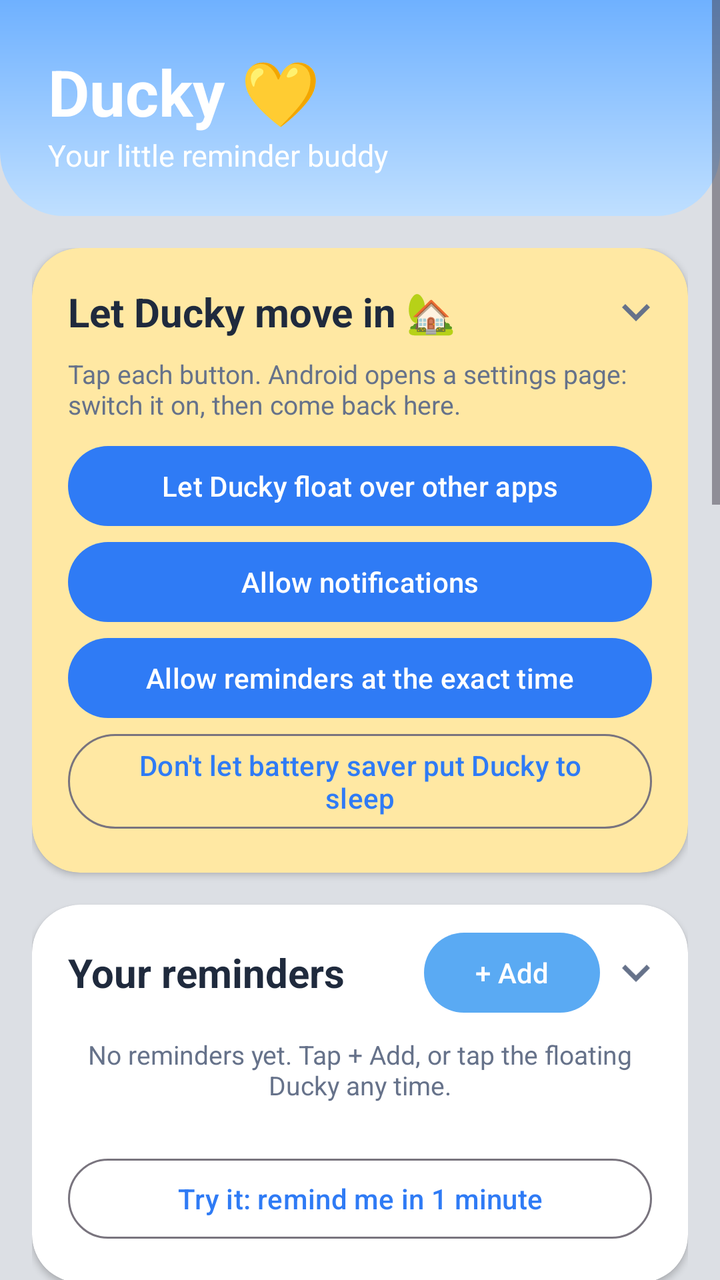
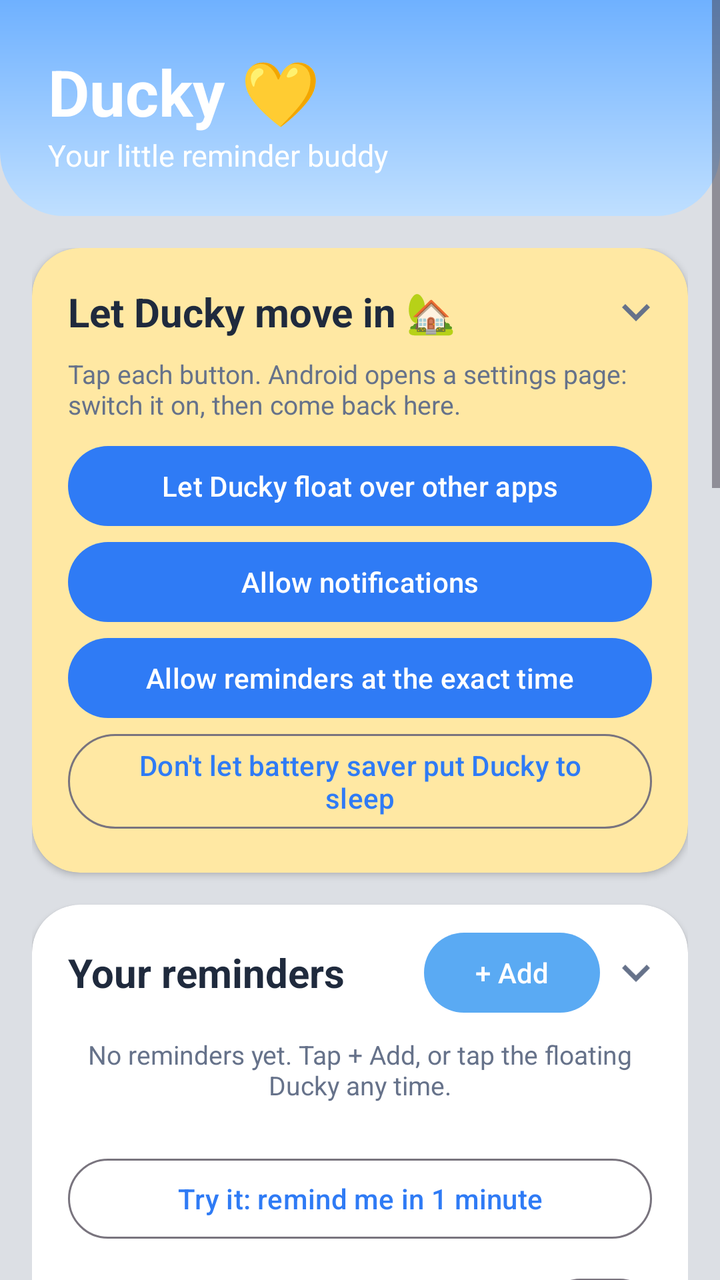

Compare the two renders of this Android layout. The source of the first and the diff that turns it into the second are given below.
<!-- AndroidManifest.xml: application theme Theme.ReminderDucky -->
<!-- res/layout/activity_main.xml -->
<?xml version="1.0" encoding="utf-8"?>
<ScrollView xmlns:android="http://schemas.android.com/apk/res/android"
    xmlns:app="http://schemas.android.com/apk/res-auto"
    android:id="@+id/scroll"
    android:layout_width="match_parent"
    android:layout_height="match_parent"
    android:background="@color/page">

    <LinearLayout
        android:layout_width="match_parent"
        android:layout_height="wrap_content"
        android:orientation="vertical"
        android:paddingBottom="32dp">

        
        <FrameLayout
            android:id="@+id/header"
            android:layout_width="match_parent"
            android:layout_height="wrap_content"
            android:background="@drawable/sky_header"
            android:fitsSystemWindows="true">

            <LinearLayout
                android:layout_width="match_parent"
                android:layout_height="wrap_content"
                android:gravity="center_vertical"
                android:orientation="horizontal"
                android:paddingStart="24dp"
                android:paddingTop="8dp"
                android:paddingEnd="8dp"
                android:paddingBottom="4dp">

                <LinearLayout
                    android:layout_width="0dp"
                    android:layout_height="wrap_content"
                    android:layout_weight="1"
                    android:orientation="vertical">

                    <TextView
                        android:layout_width="wrap_content"
                        android:layout_height="wrap_content"
                        android:text="@string/app_title"
                        android:textColor="#FFFFFF"
                        android:textSize="32sp"
                        android:textStyle="bold" />

                    <TextView
                        android:layout_width="wrap_content"
                        android:layout_height="wrap_content"
                        android:text="@string/tagline"
                        android:textColor="#FFFFFF"
                        android:textSize="15sp" />
                </LinearLayout>

                <FrameLayout
                    android:id="@+id/previewHolder"
                    android:layout_width="96dp"
                    android:layout_height="96dp" />
            </LinearLayout>
        </FrameLayout>

        <LinearLayout
            android:layout_width="match_parent"
            android:layout_height="wrap_content"
            android:orientation="vertical"
            android:paddingStart="16dp"
            android:paddingTop="16dp"
            android:paddingEnd="16dp">

            
            <com.google.android.material.card.MaterialCardView
                android:id="@+id/setupCard"
                android:layout_width="match_parent"
                android:layout_height="wrap_content"
                android:layout_marginBottom="16dp"
                app:cardBackgroundColor="?attr/colorSecondaryContainer">

                <LinearLayout
                    android:layout_width="match_parent"
                    android:layout_height="wrap_content"
                    android:orientation="vertical"
                    android:paddingStart="18dp"
                    android:paddingTop="10dp"
                    android:paddingEnd="12dp"
                    android:paddingBottom="10dp">

                    <LinearLayout
                        android:id="@+id/setupCardHead"
                        style="@style/FoldHeader">

                        <TextView
                            style="@style/SectionTitle"
                            android:layout_width="0dp"
                            android:layout_weight="1"
                            android:text="@string/setup_title" />

                        <ImageView
                            android:id="@+id/setupCardChevron"
                            style="@style/FoldChevron" />
                    </LinearLayout>

                    <LinearLayout
                        android:id="@+id/setupCardBody"
                        android:layout_width="match_parent"
                        android:layout_height="wrap_content"
                        android:orientation="vertical"
                        android:paddingEnd="6dp"
                        android:paddingBottom="8dp">

                        <TextView
                            style="@style/SectionSub"
                            android:text="@string/setup_help" />

                        <com.google.android.material.button.MaterialButton
                            android:id="@+id/btnOverlay"
                            android:layout_width="match_parent"
                            android:layout_height="wrap_content"
                            android:text="@string/perm_overlay" />

                        <com.google.android.material.button.MaterialButton
                            android:id="@+id/btnNotif"
                            android:layout_width="match_parent"
                            android:layout_height="wrap_content"
                            android:text="@string/perm_notif" />

                        <com.google.android.material.button.MaterialButton
                            android:id="@+id/btnExact"
                            android:layout_width="match_parent"
                            android:layout_height="wrap_content"
                            android:text="@string/perm_exact" />

                        <com.google.android.material.button.MaterialButton
                            android:id="@+id/btnBattery"
                            style="?attr/materialButtonOutlinedStyle"
                            android:layout_width="match_parent"
                            android:layout_height="wrap_content"
                            android:text="@string/perm_battery" />
                    </LinearLayout>
                </LinearLayout>
            </com.google.android.material.card.MaterialCardView>

            <com.google.android.material.card.MaterialCardView
                android:id="@+id/remindersCard"
                android:layout_width="match_parent"
                android:layout_height="wrap_content"
                android:layout_marginBottom="16dp">

                <LinearLayout
                    android:layout_width="match_parent"
                    android:layout_height="wrap_content"
                    android:orientation="vertical"
                    android:paddingStart="18dp"
                    android:paddingTop="10dp"
                    android:paddingEnd="12dp"
                    android:paddingBottom="10dp">

                    <LinearLayout
                        android:id="@+id/remindersCardHead"
                        style="@style/FoldHeader">

                        <TextView
                            style="@style/SectionTitle"
                            android:layout_width="0dp"
                            android:layout_weight="1"
                            android:text="@string/your_reminders" />

                        <com.google.android.material.button.MaterialButton
                            android:id="@+id/btnAdd"
                            app:backgroundTint="@color/plus_blue"
                            android:layout_width="wrap_content"
                            android:layout_height="wrap_content"
                            android:text="@string/add" />

                        <ImageView
                            android:id="@+id/remindersCardChevron"
                            style="@style/FoldChevron" />
                    </LinearLayout>

                    <LinearLayout
                        android:id="@+id/remindersCardBody"
                        android:layout_width="match_parent"
                        android:layout_height="wrap_content"
                        android:orientation="vertical"
                        android:paddingEnd="6dp"
                        android:paddingBottom="8dp">

                        <TextView
                            android:id="@+id/emptyText"
                            style="@style/SectionSub"
                            android:gravity="center"
                            android:paddingTop="8dp"
                            android:paddingBottom="8dp"
                            android:text="@string/empty" />

                        <LinearLayout
                            android:id="@+id/listContainer"
                            android:layout_width="match_parent"
                            android:layout_height="wrap_content"
                            android:orientation="vertical" />

                        <com.google.android.material.button.MaterialButton
                            android:id="@+id/btnTest"
                            style="?attr/materialButtonOutlinedStyle"
                            android:layout_width="match_parent"
                            android:layout_height="wrap_content"
                            android:layout_marginTop="8dp"
                            android:text="@string/try_it" />
                    </LinearLayout>
                </LinearLayout>
            </com.google.android.material.card.MaterialCardView>

            <com.google.android.material.card.MaterialCardView
                android:id="@+id/todoCard"
                android:layout_width="match_parent"
                android:layout_height="wrap_content"
                android:layout_marginBottom="16dp">

                <LinearLayout
                    android:layout_width="match_parent"
                    android:layout_height="wrap_content"
                    android:orientation="vertical"
                    android:paddingStart="18dp"
                    android:paddingTop="10dp"
                    android:paddingEnd="12dp"
                    android:paddingBottom="10dp">

                    <LinearLayout
                        android:id="@+id/todoCardHead"
                        style="@style/FoldHeader">

                        <TextView
                            style="@style/SectionTitle"
                            android:layout_width="0dp"
                            android:layout_weight="1"
                            android:text="@string/todo_title" />

                        <ImageView
                            android:id="@+id/todoCardChevron"
                            style="@style/FoldChevron" />
                    </LinearLayout>

                    <LinearLayout
                        android:id="@+id/todoCardBody"
                        android:layout_width="match_parent"
                        android:layout_height="wrap_content"
                        android:orientation="vertical"
                        android:paddingEnd="6dp"
                        android:paddingBottom="8dp">

                        <LinearLayout
                            android:layout_width="match_parent"
                            android:layout_height="wrap_content"
                            android:gravity="center_vertical"
                            android:orientation="horizontal">

                            <EditText
                                android:id="@+id/todoInput"
                                android:layout_width="0dp"
                                android:layout_height="48dp"
                                android:layout_weight="1"
                                android:background="@drawable/pill_input"
                                android:hint="@string/todo_hint"
                                android:imeOptions="actionDone"
                                android:importantForAutofill="no"
                                android:inputType="textCapSentences"
                                android:paddingStart="20dp"
                                android:paddingEnd="20dp"
                                android:textColor="@color/ink"
                                android:textColorHint="@color/ink_soft"
                                android:textSize="16sp" />

                            <com.google.android.material.button.MaterialButton
                                android:id="@+id/todoAdd"
                            app:backgroundTint="@color/plus_blue"
                                android:layout_width="wrap_content"
                                android:layout_height="48dp"
                                android:insetTop="0dp"
                                android:insetBottom="0dp"
                                app:cornerRadius="24dp"
                                android:layout_marginStart="8dp"
                                android:text="@string/add" />
                        </LinearLayout>

                        <TextView
                            android:id="@+id/todoEmpty"
                            style="@style/SectionSub"
                            android:gravity="center"
                            android:paddingTop="12dp"
                            android:text="@string/todo_empty" />

                        <LinearLayout
                            android:id="@+id/todoList"
                            android:layout_width="match_parent"
                            android:layout_height="wrap_content"
                            android:orientation="vertical" />

                        <com.google.android.material.button.MaterialButton
                            android:id="@+id/todoClear"
                            style="?attr/borderlessButtonStyle"
                            android:layout_width="wrap_content"
                            android:layout_height="wrap_content"
                            android:layout_gravity="end"
                            android:text="@string/todo_clear" />
                    </LinearLayout>
                </LinearLayout>
            </com.google.android.material.card.MaterialCardView>

            <com.google.android.material.card.MaterialCardView
                android:id="@+id/skinsCard"
                android:layout_width="match_parent"
                android:layout_height="wrap_content"
                android:layout_marginBottom="16dp">

                <LinearLayout
                    android:layout_width="match_parent"
                    android:layout_height="wrap_content"
                    android:orientation="vertical"
                    android:paddingStart="18dp"
                    android:paddingTop="10dp"
                    android:paddingEnd="12dp"
                    android:paddingBottom="10dp">

                    <LinearLayout
                        android:id="@+id/skinsCardHead"
                        style="@style/FoldHeader">

                        <TextView
                            style="@style/SectionTitle"
                            android:layout_width="0dp"
                            android:layout_weight="1"
                            android:text="@string/skins_title" />

                        <ImageView
                            android:id="@+id/skinsCardChevron"
                            style="@style/FoldChevron" />
                    </LinearLayout>

                    <LinearLayout
                        android:id="@+id/skinsCardBody"
                        android:layout_width="match_parent"
                        android:layout_height="wrap_content"
                        android:orientation="vertical"
                        android:paddingEnd="6dp"
                        android:paddingBottom="8dp">

                        <com.google.android.material.chip.ChipGroup
                            android:id="@+id/colorRow"
                            android:layout_width="match_parent"
                            android:layout_height="wrap_content"
                            android:paddingTop="4dp"
                            android:paddingBottom="4dp" />
                    </LinearLayout>
                </LinearLayout>
            </com.google.android.material.card.MaterialCardView>

            <com.google.android.material.card.MaterialCardView
                android:id="@+id/customizeCard"
                android:layout_width="match_parent"
                android:layout_height="wrap_content"
                android:layout_marginBottom="16dp">

                <LinearLayout
                    android:layout_width="match_parent"
                    android:layout_height="wrap_content"
                    android:orientation="vertical"
                    android:paddingStart="18dp"
                    android:paddingTop="10dp"
                    android:paddingEnd="12dp"
                    android:paddingBottom="10dp">

                    <LinearLayout
                        android:id="@+id/customizeCardHead"
                        style="@style/FoldHeader">

                        <TextView
                            style="@style/SectionTitle"
                            android:layout_width="0dp"
                            android:layout_weight="1"
                            android:text="@string/customize_title" />

                        <ImageView
                            android:id="@+id/customizeCardChevron"
                            style="@style/FoldChevron" />
                    </LinearLayout>

                    <LinearLayout
                        android:id="@+id/customizeCardBody"
                        android:layout_width="match_parent"
                        android:layout_height="wrap_content"
                        android:orientation="vertical"
                        android:paddingEnd="6dp"
                        android:paddingBottom="8dp">

                        <LinearLayout
                            android:id="@+id/materialHead"
                            style="@style/FoldHeader"
                            android:layout_marginTop="4dp">

                            <TextView
                                style="@style/FieldLabel"
                                android:layout_width="0dp"
                                android:layout_marginTop="0dp"
                                android:layout_weight="1"
                                android:text="@string/label_material" />

                            <TextView
                                android:id="@+id/materialValue"
                                style="@style/FoldValue" />

                            <ImageView
                                android:id="@+id/materialChevron"
                                style="@style/FoldChevron" />
                        </LinearLayout>

                        <LinearLayout
                            android:id="@+id/materialBody"
                            android:layout_width="match_parent"
                            android:layout_height="wrap_content"
                            android:orientation="vertical">

                            <HorizontalScrollView style="@style/OptionScroll">

                                <LinearLayout
                                    android:id="@+id/materialRow"
                                    android:layout_width="wrap_content"
                                    android:layout_height="wrap_content"
                                    android:orientation="horizontal"
                                    android:paddingTop="4dp"
                                    android:paddingBottom="4dp" />
                            </HorizontalScrollView>
                        </LinearLayout>

                        <LinearLayout
                            android:id="@+id/accessoryHead"
                            style="@style/FoldHeader"
                            android:layout_marginTop="4dp">

                            <TextView
                                style="@style/FieldLabel"
                                android:layout_width="0dp"
                                android:layout_marginTop="0dp"
                                android:layout_weight="1"
                                android:text="@string/label_accessory" />

                            <TextView
                                android:id="@+id/accessoryValue"
                                style="@style/FoldValue" />

                            <ImageView
                                android:id="@+id/accessoryChevron"
                                style="@style/FoldChevron" />
                        </LinearLayout>

                        <LinearLayout
                            android:id="@+id/accessoryBody"
                            android:layout_width="match_parent"
                            android:layout_height="wrap_content"
                            android:orientation="vertical">

                            
                            <com.google.android.material.chip.ChipGroup
                                android:id="@+id/accessoryRow"
                                android:layout_width="match_parent"
                                android:layout_height="wrap_content"
                                android:paddingTop="4dp"
                                android:paddingBottom="4dp" />
                        </LinearLayout>

                        <LinearLayout
                            android:id="@+id/toneHead"
                            style="@style/FoldHeader"
                            android:layout_marginTop="4dp">

                            <TextView
                                style="@style/FieldLabel"
                                android:layout_width="0dp"
                                android:layout_marginTop="0dp"
                                android:layout_weight="1"
                                android:text="@string/label_tone" />

                            <TextView
                                android:id="@+id/toneValue"
                                style="@style/FoldValue" />

                            <ImageView
                                android:id="@+id/toneChevron"
                                style="@style/FoldChevron" />
                        </LinearLayout>

                        <LinearLayout
                            android:id="@+id/toneBody"
                            android:layout_width="match_parent"
                            android:layout_height="wrap_content"
                            android:orientation="vertical">

                            <com.google.android.material.chip.ChipGroup
                                android:id="@+id/toneGroup"
                                android:layout_width="match_parent"
                                android:layout_height="wrap_content" />

                            
                            <TextView
                                android:id="@+id/toneSample"
                                style="@style/SectionSub"
                                android:layout_marginTop="4dp" />
                        </LinearLayout>

                        <LinearLayout
                            android:id="@+id/sizeHead"
                            style="@style/FoldHeader"
                            android:layout_marginTop="4dp">

                            <TextView
                                style="@style/FieldLabel"
                                android:layout_width="0dp"
                                android:layout_marginTop="0dp"
                                android:layout_weight="1"
                                android:text="@string/label_size" />

                            <TextView
                                android:id="@+id/sizeValue"
                                style="@style/FoldValue" />

                            <ImageView
                                android:id="@+id/sizeChevron"
                                style="@style/FoldChevron" />
                        </LinearLayout>

                        <LinearLayout
                            android:id="@+id/sizeBody"
                            android:layout_width="match_parent"
                            android:layout_height="wrap_content"
                            android:orientation="vertical">

                            <HorizontalScrollView style="@style/OptionScroll">

                                <LinearLayout
                                    android:id="@+id/sizeRow"
                                    android:layout_width="wrap_content"
                                    android:layout_height="wrap_content"
                                    android:orientation="horizontal"
                                    android:paddingTop="4dp"
                                    android:paddingBottom="4dp" />
                            </HorizontalScrollView>
                        </LinearLayout>

                        <com.google.android.material.materialswitch.MaterialSwitch
                            android:id="@+id/switchDuck"
                            android:layout_width="match_parent"
                            android:layout_height="wrap_content"
                            android:layout_marginTop="8dp"
                            android:text="@string/show_duck"
                            android:textColor="@color/ink" />

                        <com.google.android.material.materialswitch.MaterialSwitch
                            android:id="@+id/switchQuack"
                            android:layout_width="match_parent"
                            android:layout_height="wrap_content"
                            android:text="@string/tap_quack"
                            android:textColor="@color/ink" />
                    </LinearLayout>
                </LinearLayout>
            </com.google.android.material.card.MaterialCardView>

            <com.google.android.material.card.MaterialCardView
                android:id="@+id/languageCard"
                android:layout_width="match_parent"
                android:layout_height="wrap_content"
                android:layout_marginBottom="16dp">

                <LinearLayout
                    android:layout_width="match_parent"
                    android:layout_height="wrap_content"
                    android:orientation="vertical"
                    android:paddingStart="18dp"
                    android:paddingTop="10dp"
                    android:paddingEnd="12dp"
                    android:paddingBottom="10dp">

                    <LinearLayout
                        android:id="@+id/languageHead"
                        style="@style/FoldHeader">

                        <TextView
                            style="@style/SectionTitle"
                            android:layout_width="0dp"
                            android:layout_weight="1"
                            android:text="@string/label_language" />

                        <TextView
                            android:id="@+id/languageValue"
                            style="@style/FoldValue" />

                        <ImageView
                            android:id="@+id/languageChevron"
                            style="@style/FoldChevron" />
                    </LinearLayout>

                    <LinearLayout
                        android:id="@+id/languageBody"
                        android:layout_width="match_parent"
                        android:layout_height="wrap_content"
                        android:orientation="vertical"
                        android:paddingEnd="6dp"
                        android:paddingBottom="8dp">

                        <com.google.android.material.chip.ChipGroup
                            android:id="@+id/languageGroup"
                            android:layout_width="match_parent"
                            android:layout_height="wrap_content"
                            android:paddingTop="4dp"
                            android:paddingBottom="4dp" />
                    </LinearLayout>
                </LinearLayout>
            </com.google.android.material.card.MaterialCardView>

            <com.google.android.material.button.MaterialButton
                android:id="@+id/btnDone"
                android:layout_width="match_parent"
                android:layout_height="56dp"
                android:text="@string/done_page" />

            <TextView
                style="@style/SectionSub"
                android:gravity="center"
                android:text="@string/autosave_note" />
        </LinearLayout>
    </LinearLayout>
</ScrollView>
<!-- resources referenced by this layout -->
<resources>
  <color name="ink">#1F2A3D</color>
  <color name="ink_soft">#66728A</color>
  <color name="page">#DCDFE4</color>
  <color name="plus_blue">#5AAAF3</color>
  <!-- drawable pill_input (drawable) -->
  <?xml version="1.0" encoding="utf-8"?>
  <shape xmlns:android="http://schemas.android.com/apk/res/android" android:shape="rectangle">
      <solid android:color="@color/card" />
      <stroke android:width="1dp" android:color="@color/ink_soft" />
      <corners android:radius="24dp" />
  </shape>
  <string name="add">\+ Add</string>
  <string name="app_title">Ducky 💛</string>
  <string name="autosave_note">Changes are saved automatically.</string>
  <string name="customize_title">Customize your duck</string>
  <string name="done_page">Done</string>
  <string name="empty">No reminders yet. Tap + Add, or tap the floating Ducky any time.</string>
  <string name="label_accessory">Accessory</string>
  <string name="label_language">Language</string>
  <string name="label_material">Material</string>
  <string name="label_size">Size</string>
  <string name="label_tone">Tone</string>
  <string name="perm_battery">Don\'t let battery saver put Ducky to sleep</string>
  <string name="perm_exact">Allow reminders at the exact time</string>
  <string name="perm_notif">Allow notifications</string>
  <string name="perm_overlay">Let Ducky float over other apps</string>
  <string name="setup_help">Tap each button. Android opens a settings page: switch it on, then come back here.</string>
  <string name="setup_title">Let Ducky move in 🏡</string>
  <string name="show_duck">Show Ducky over other apps</string>
  <string name="skins_title">Collectible Ducky skins</string>
  <string name="tagline">Your little reminder buddy</string>
  <string name="tap_quack">Quack when I tap Ducky</string>
  <string name="todo_clear">Clear ticked items</string>
  <string name="todo_empty">Nothing to do. Quack.</string>
  <string name="todo_hint">To do</string>
  <string name="todo_title">To-do list</string>
  <string name="try_it">Try it: remind me in 1 minute</string>
  <string name="your_reminders">Your reminders</string>
  <style name="FoldChevron">
          <item name="android:layout_width">28dp</item>
          <item name="android:layout_height">28dp</item>
          <item name="android:layout_marginStart">4dp</item>
          <item name="android:src">@drawable/ic_chevron</item>
          <item name="android:importantForAccessibility">no</item>
      </style>
  <style name="FoldValue">
          <item name="android:layout_width">wrap_content</item>
          <item name="android:layout_height">wrap_content</item>
          <item name="android:textSize">14sp</item>
          <item name="android:textColor">@color/ink_soft</item>
      </style>
  <style name="OptionScroll">
          <item name="android:layout_width">match_parent</item>
          <item name="android:layout_height">wrap_content</item>
          <item name="android:scrollbars">none</item>
          <item name="android:clipToPadding">false</item>
      </style>
  <style name="SectionTitle">
          <item name="android:layout_width">match_parent</item>
          <item name="android:layout_height">wrap_content</item>
          <item name="android:textSize">20sp</item>
          <item name="android:textStyle">bold</item>
          <item name="android:textColor">@color/ink</item>
      </style>
  <color name="card">#FFFFFF</color>
  <color name="sky_bottom">#BFDFFF</color>
  <color name="sky_top">#6FB1FF</color>
  <style name="DuckCard" parent="Widget.Material3.CardView.Elevated">
          <item name="cardCornerRadius">24dp</item>
          <item name="cardBackgroundColor">@color/card</item>
          <item name="cardElevation">2dp</item>
      </style>
  <!-- unchanged entries left out for length: 6 -->
</resources>

<!-- the commit's change to res/layout/activity_main.xml (unified diff, before → after) -->
@@ -205,6 +205,19 @@
                             android:layout_height="wrap_content"
                             android:layout_marginTop="8dp"
                             android:text="@string/try_it" />
+
+                        <com.google.android.material.materialswitch.MaterialSwitch
+                            android:id="@+id/switchCalendar"
+                            android:layout_width="match_parent"
+                            android:layout_height="wrap_content"
+                            android:layout_marginTop="8dp"
+                            android:text="@string/calendar_switch"
+                            android:textColor="@color/ink" />
+
+                        <TextView
+                            android:id="@+id/calendarName"
+                            style="@style/SectionSub"
+                            android:visibility="gone" />
                     </LinearLayout>
                 </LinearLayout>
             </com.google.android.material.card.MaterialCardView>
<!-- resource entries referenced after the edit -->
@@ -14,6 +14,7 @@
   <string name="add">\+ Add</string>
   <string name="app_title">Ducky 💛</string>
   <string name="autosave_note">Changes are saved automatically.</string>
+  <string name="calendar_switch">Show in Google Calendar</string>
   <string name="customize_title">Customize your duck</string>
   <string name="done_page">Done</string>
   <string name="empty">No reminders yet. Tap + Add, or tap the floating Ducky any time.</string>
